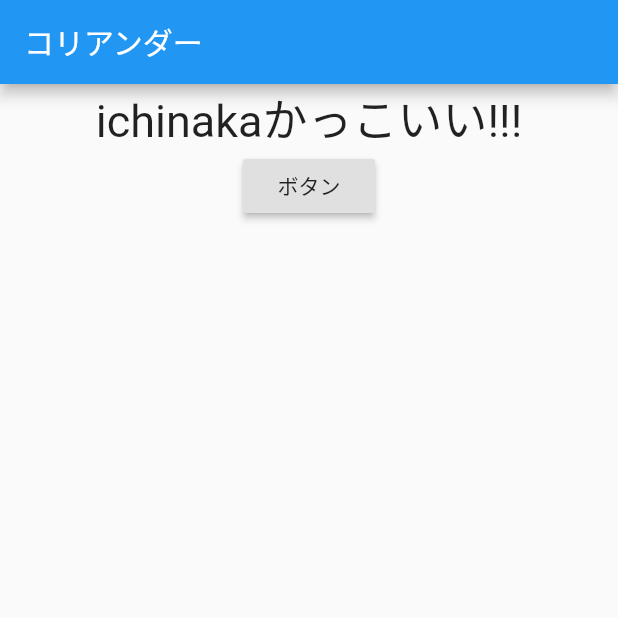
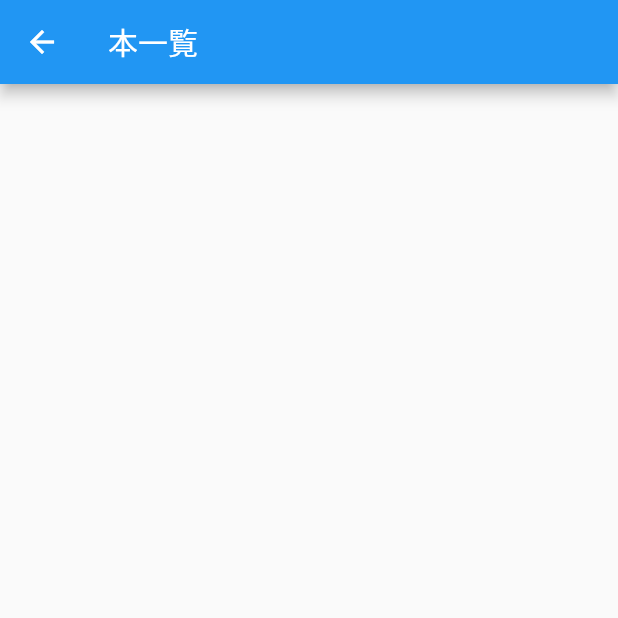
Before and after one commit to ichi-nakashima/coriander, a Flutter app: the screen it shows after launch, after a tap on "ボタン", on a phone screen of 412 x 824 dp, the top half of it. Run offline on Flutter 3.47's test engine with Material 2 defaults, Android fonts, the phone set to English and light mode, and no system bars; our stand-ins replace cloud_firestore; accounts and stored records are empty.

```diff
--- /dev/null
+++ b/lib/book.dart
@@ -0,0 +1,5 @@
+class Book {
+  Book(this.title);
+
+  String title;
+}
--- /dev/null
+++ b/lib/book_list_model.dart
@@ -0,0 +1,15 @@
+import 'package:cloud_firestore/cloud_firestore.dart';
+import 'package:flutter/material.dart';
+
+import 'book.dart';
+
+class BookListModel extends ChangeNotifier {
+  List<Book> books = [];
+
+  Future fetchBooks() async {
+    final docs = await Firestore.instance.collection('books').getDocuments();
+    final books = docs.documents.map((doc) => Book(doc['title'])).toList();
+    this.books = books;
+    notifyListeners();
+  }
+}
--- /dev/null
+++ b/lib/book_list_page.dart
@@ -0,0 +1,29 @@
+import 'package:cloud_firestore/cloud_firestore.dart';
+import 'package:coriander/book_list_model.dart';
+import 'package:flutter/material.dart';
+import 'package:provider/provider.dart';
+
+class BookListPage extends StatelessWidget {
+  @override
+  Widget build(BuildContext context) {
+    return ChangeNotifierProvider<BookListModel>(
+      create: (_) => BookListModel()..fetchBooks(),
+      child: Scaffold(
+        appBar: AppBar(
+          title: Text('本一覧'),
+        ),
+        body: Consumer<BookListModel>(builder: (context, model, child) {
+          final books = model.books;
+          final listTiles = books
+              .map((book) => ListTile(
+                    title: Text(book.title),
+                  ))
+              .toList();
+          return ListView(
+            children: listTiles,
+          );
+        }),
+      ),
+    );
+  }
+}
--- a/lib/main.dart
+++ b/lib/main.dart
@@ -1,3 +1,4 @@
+import 'package:coriander/book_list_page.dart';
 import 'package:coriander/main_model.dart';
 import 'package:flutter/material.dart';
 import 'package:provider/provider.dart';
@@ -13,7 +14,7 @@ class MyApp extends StatelessWidget {
         create: (_) => MainModel(),
         child: Scaffold(
           appBar: AppBar(
-            title: Text('コリアンダー'),
+            title: Text('本一覧'),
           ),
           body: Consumer<MainModel>(builder: (context, model, child) {
             return Center(
@@ -28,7 +29,10 @@ class MyApp extends StatelessWidget {
                   RaisedButton(
                     child: Text('ボタン'),
                     onPressed: () {
-                      model.changeIchinakaText();
+                      Navigator.push(
+                        context,
+                        MaterialPageRoute(builder: (context) => BookListPage()),
+                      );
                     },
                   ),
                 ],
--- a/pubspec.yaml
+++ b/pubspec.yaml
@@ -12,6 +12,8 @@ dependencies:
 
   cupertino_icons: ^0.1.2
   provider: ^4.1.3
+  firebase_core: ^0.4.5  # add dependency for Firebase Core
+  cloud_firestore: ^0.13.7
 
 dev_dependencies:
   flutter_test:
```
Also changed, not shown: pubspec.lock, 6 other files.
